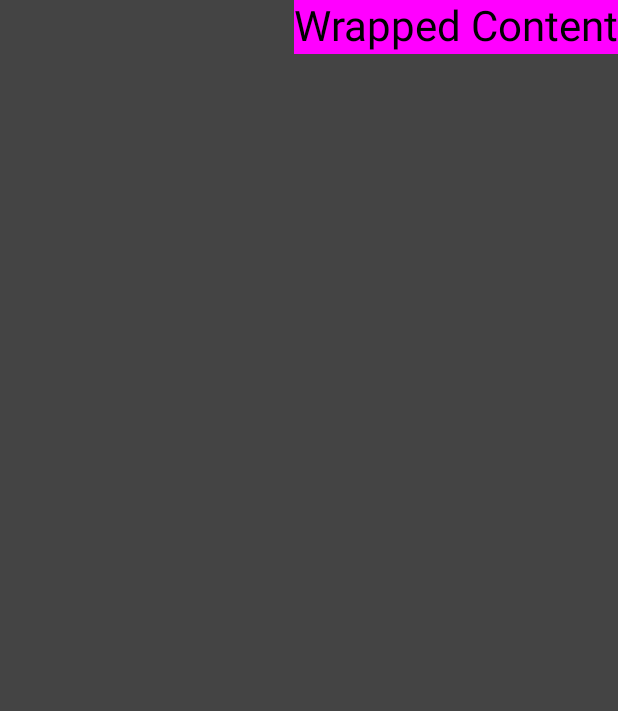
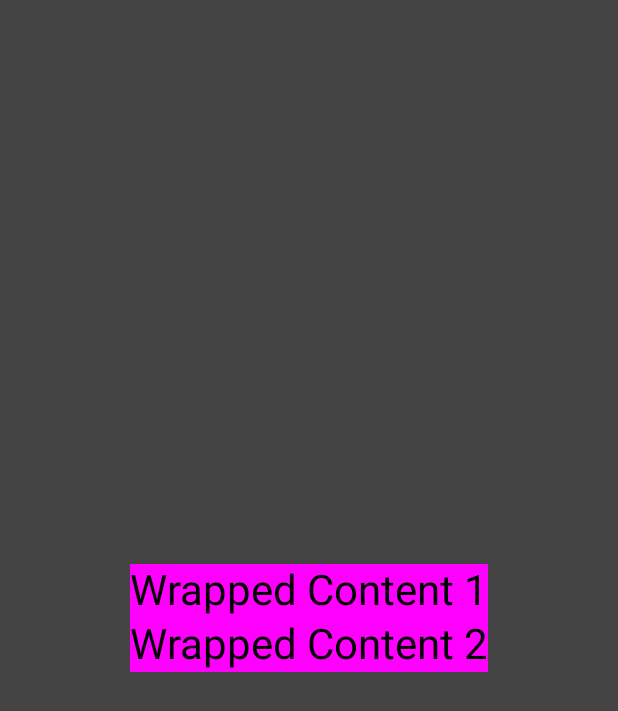
Before and after one commit to SanikaVanjari/Compose_Practice, an Android app built with Jetpack Compose: the screen it shows after launch (MainActivity), on a phone screen of 412 x 824 dp. Shown: the top 711 px of the screen. Run offline under Robolectric (Android 15) with nearby library versions, the phone set to English and light mode, and no system bars.

Commit message:
multiple content

```diff
--- a/app/src/main/java/com/example/compose1/MainActivity.kt
+++ b/app/src/main/java/com/example/compose1/MainActivity.kt
@@ -6,6 +6,8 @@ import androidx.activity.compose.setContent
 import androidx.activity.enableEdgeToEdge
 import androidx.compose.foundation.border
 import androidx.compose.foundation.clickable
+import androidx.compose.foundation.layout.Column
+import androidx.compose.foundation.layout.Row
 import androidx.compose.foundation.layout.fillMaxSize
 import androidx.compose.foundation.layout.padding
 import androidx.compose.foundation.layout.size
@@ -37,11 +39,20 @@ class MainActivity : ComponentActivity() {
 @Composable
 fun MainScreen(modifier: Modifier = Modifier) {
     Surface(color = Color.DarkGray, modifier = Modifier.fillMaxSize()) {
-        Surface(color = Color.Magenta, modifier = Modifier.wrapContentSize(align = Alignment.TopEnd)) {
-            Text(
-                text = "Wrapped Content",
-                style = MaterialTheme.typography.headlineMedium
-            )
+        Surface(
+            color = Color.Magenta,
+            modifier = Modifier.wrapContentSize(align = Alignment.Center)
+        ) {
+            Column {
+                Text(
+                    text = "Wrapped Content 1",
+                    style = MaterialTheme.typography.headlineMedium
+                )
+                Text(
+                    text = "Wrapped Content 2",
+                    style = MaterialTheme.typography.headlineMedium
+                )
+            }
         }
     }
 }
```
